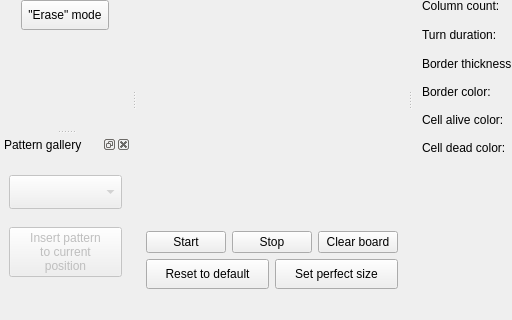
Before: the Qt Designer form designer/MainWindow.ui in ZyMa-1/Conways_game_of_life_widget, drawn with Qt 5; both pictures show x 0 to 512 and y 119 to 439 of the 644 by 439 pixel window.
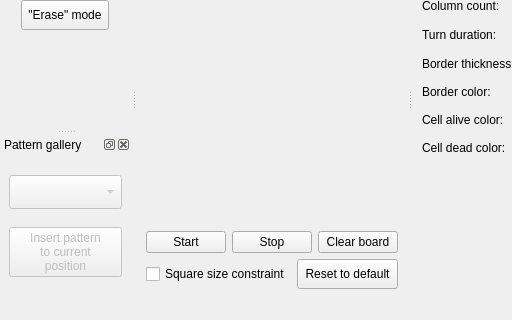
After: the same form once the commit is applied. Custom widgets are drawn as their Qt base class.

Commit message: Some manual stuff like text in AboutDialog.py. Added square size constraint checkbox/property for t he game widget. Fix InstructionsDialog not closing at all, but just hiding. Commnets fix in other files and ui + translation changes

Patch:
```diff
--- a/designer/MainWindow.ui
+++ b/designer/MainWindow.ui
@@ -251,6 +251,19 @@
         <property name="bottomMargin">
          <number>0</number>
         </property>
+        <item>
+         <widget class="QCheckBox" name="square_size_constraint_check_box">
+          <property name="sizePolicy">
+           <sizepolicy hsizetype="Fixed" vsizetype="Fixed">
+            <horstretch>0</horstretch>
+            <verstretch>0</verstretch>
+           </sizepolicy>
+          </property>
+          <property name="text">
+           <string>Square size constraint</string>
+          </property>
+         </widget>
+        </item>
         <item>
          <widget class="QPushButton" name="reset_to_default_button">
           <property name="minimumSize">
@@ -270,25 +283,6 @@
           </property>
          </widget>
         </item>
-        <item>
-         <widget class="QPushButton" name="set_perfect_size_button">
-          <property name="minimumSize">
-           <size>
-            <width>0</width>
-            <height>30</height>
-           </size>
-          </property>
-          <property name="toolTip">
-           <string/>
-          </property>
-          <property name="statusTip">
-           <string>Set perfect size button</string>
-          </property>
-          <property name="text">
-           <string>Set perfect size</string>
-          </property>
-         </widget>
-        </item>
        </layout>
       </item>
      </layout>
```
The commit also changes 17 other files.
